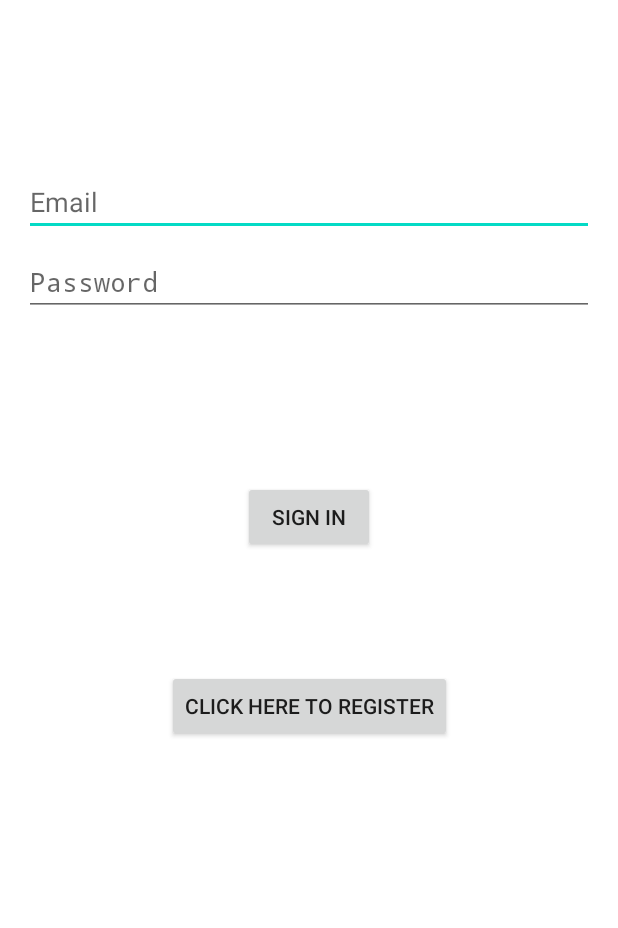
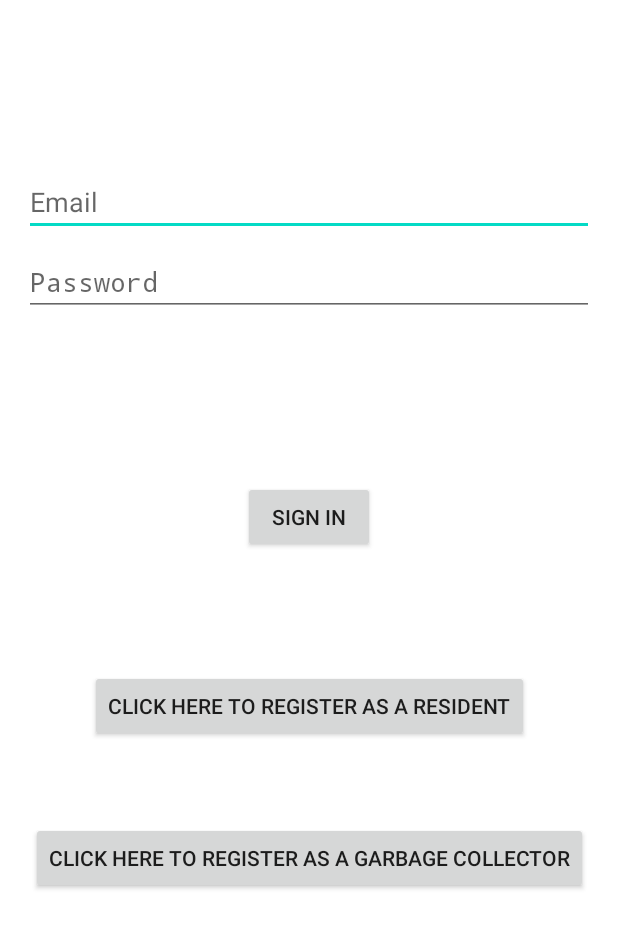
Before and after one commit to ssbarnes/RecylingReminderProject, an Android app: the screen it shows after launch (ResidentLogin before the commit, PositionLogin after it), on a phone screen of 412 x 824 dp. Shown: the top 928 px of the screen. Run offline under Robolectric (Android 15) with nearby library versions, the phone set to English and light mode, and no system bars; our stand-ins replace Firebase (no records; nobody signed in at launch, a user with empty details on screens opened directly).

Commit message:
slight changes to login page and manifest

```diff
--- a/app/src/main/java/com/example/recyreminder/data/ResidentLogin.kt
+++ b/app/src/main/java/com/example/recyreminder/data/PositionLogin.kt
@@ -16,10 +16,11 @@ import com.google.firebase.ktx.Firebase
 import java.util.*
 
 
-class ResidentLogin : Activity() {
+class PositionLogin : Activity() {
 
     private lateinit var login : Button
     private lateinit var register : Button
+    private lateinit var registerGc: Button
     private lateinit var user : EditText
     private lateinit var pass : EditText
 
@@ -36,9 +37,16 @@ class ResidentLogin : Activity() {
 
         register = findViewById(R.id.resRegister)
         register.setOnClickListener {
-            val registerIntent = Intent(this@ResidentLogin, ResidentRegister::class.java)
+            val registerIntent = Intent(this@PositionLogin, ResidentRegister::class.java)
 
             startActivity(registerIntent)
+        }
+
+        registerGc = findViewById(R.id.gcRegister)
+        registerGc.setOnClickListener {
+//            val registerIntent = Intent(this@PositionLogin, ResidentRegister::class.java)
+//
+//            startActivity(registerIntent)
         }
     }
 
--- a/app/src/main/res/layout/residents_login.xml
+++ b/app/src/main/res/layout/residents_login.xml
@@ -63,11 +63,27 @@
         android:layout_marginTop="16dp"
         android:layout_marginBottom="64dp"
         android:enabled="true"
-        android:text="Click Here to Register"
+        android:text="Click Here to Register as a Resident"
         app:layout_constraintBottom_toBottomOf="parent"
         app:layout_constraintEnd_toEndOf="parent"
         app:layout_constraintStart_toStartOf="parent"
         app:layout_constraintTop_toBottomOf="@+id/resLogin"
+        app:layout_constraintVertical_bias="0.2"
+        />
+
+    <Button
+        android:id="@+id/gcRegister"
+        android:layout_width="wrap_content"
+        android:layout_height="wrap_content"
+        android:layout_gravity="start"
+        android:layout_marginTop="16dp"
+        android:layout_marginBottom="64dp"
+        android:enabled="true"
+        android:text="Click Here to Register as a Garbage Collector"
+        app:layout_constraintBottom_toBottomOf="parent"
+        app:layout_constraintEnd_toEndOf="parent"
+        app:layout_constraintStart_toStartOf="parent"
+        app:layout_constraintTop_toBottomOf="@+id/resRegister"
         app:layout_constraintVertical_bias="0.2"
         />
 
```
Also changed, not shown: app/src/main/AndroidManifest.xml (+10 -10 lines).
